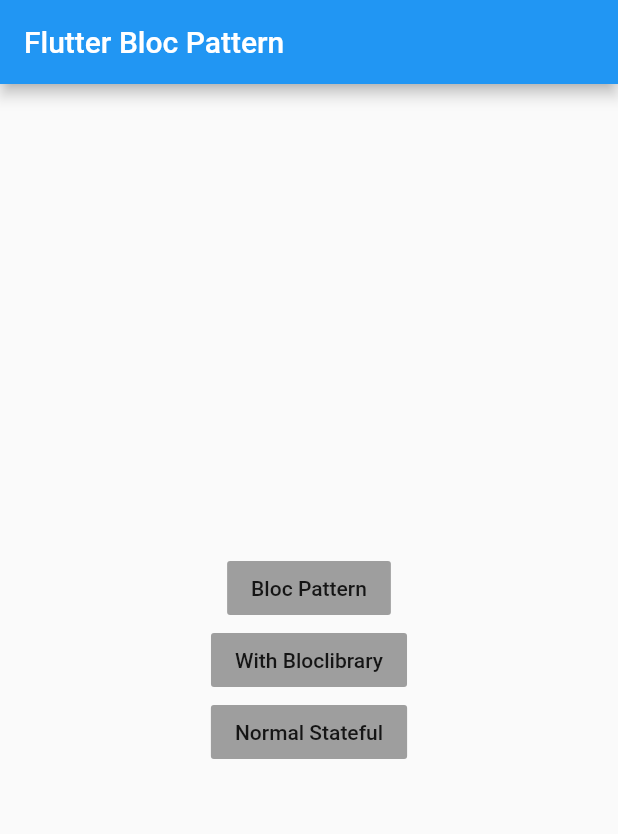
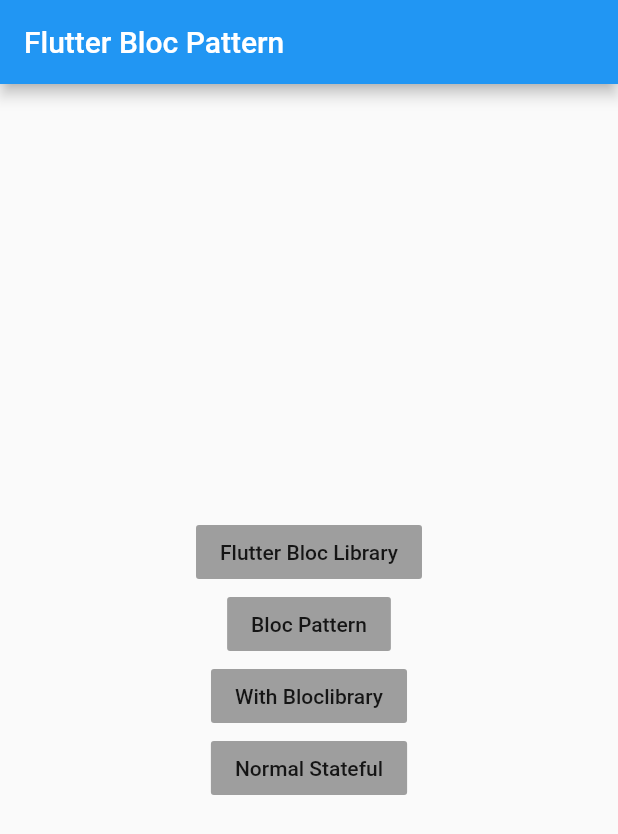
Before and after one commit to Lee-Yoonjoo/blocpattern, a Flutter app: the screen it shows after launch, on a phone screen of 412 x 824 dp. Shown: the top 834 px of the screen. Run offline on Flutter 3.47's test engine with Material 2 defaults, Android fonts, the phone set to English and light mode, and no system bars; our stand-ins replace bloc, flutter_bloc.

Commit message:
Add some different way to write with flutter bloc library.

```diff
--- /dev/null
+++ b/lib/flutter_bloc_library/counter_bloc.dart
@@ -0,0 +1,19 @@
+
+
+import 'package:bloc/bloc.dart';
+import 'package:blockpattern/flutter_bloc_library/counter_event.dart';
+
+class CounterFlutterBloc extends Bloc<CounterEvent, int> {
+  CounterFlutterBloc() : super(0){
+    on<Increment>(_onIncrement);
+    on<Decrement>(_onDecrement);
+  }
+
+  void _onIncrement(Increment event, Emitter<int> emit) {
+    emit(state + 1);
+  }
+
+  void _onDecrement(Decrement event, Emitter<int> emit) {
+    emit(state - 1);
+  }
+}
--- /dev/null
+++ b/lib/flutter_bloc_library/counter_event.dart
@@ -0,0 +1,3 @@
+abstract class CounterEvent {}
+class Increment extends CounterEvent {}
+class Decrement extends CounterEvent {}
--- a/lib/main.dart
+++ b/lib/main.dart
@@ -1,3 +1,4 @@
+import 'package:blockpattern/flutter_bloc_library/counter_bloc.dart';
 import 'package:blockpattern/stateful.dart';
 import 'package:flutter/material.dart';
 import 'package:flutter_bloc/flutter_bloc.dart';
@@ -5,9 +6,9 @@ import 'package:flutter_bloc/flutter_bloc.dart';
 import 'bloc_library/bloclibrarywidget.dart';
 import 'bloc_library/counter_observer.dart';
 import 'bloc_pattern/blocwidget.dart';
+import 'flutter_bloc_library/counter_widget.dart';
 
 void main() {
-
 /*  BlocOverrides.runZoned(
         () => runApp(const MyApp()),
     blocObserver: CounterObserver(),
@@ -16,7 +17,9 @@ void main() {
 }
 
 class MyApp extends StatelessWidget {
-  const MyApp({Key? key, }) : super(key: key);
+  const MyApp({
+    Key? key,
+  }) : super(key: key);
 
   // This widget is the root of your application.
   @override
@@ -33,8 +36,6 @@ class MyApp extends StatelessWidget {
 
 class Home extends StatefulWidget {
   Home({Key? key}) : super(key: key);
-
-
 
   @override
   State<Home> createState() => _HomePageState();
@@ -64,9 +65,23 @@ class _HomePageState extends State<Home> {
           Center(
             child: FlatButton(
               color: Colors.grey,
+              child: Text("Flutter Bloc Library"),
+              onPressed: () {
+                Navigator.push(context, MaterialPageRoute(builder: (_) {
+                  return BlocProvider<CounterFlutterBloc>(
+                    create: (context) => CounterFlutterBloc(),
+                    child: BlocFlutterLibraryWidget(),
+                  );
+                }));
+              },
+            ),
+          ),
+          Center(
+            child: FlatButton(
+              color: Colors.grey,
               child: Text("Bloc Pattern"),
-                onPressed: (){
-                  Navigator.push(context, MaterialPageRoute(builder: (_){
+              onPressed: () {
+                Navigator.push(context, MaterialPageRoute(builder: (_) {
                   return BlocWidget();
                 }));
               },
@@ -76,8 +91,8 @@ class _HomePageState extends State<Home> {
             child: FlatButton(
               color: Colors.grey,
               child: Text("With Bloclibrary"),
-              onPressed: (){
-                Navigator.push(context, MaterialPageRoute(builder: (_){
+              onPressed: () {
+                Navigator.push(context, MaterialPageRoute(builder: (_) {
                   return BlocLibraryWidget();
                 }));
               },
@@ -87,15 +102,14 @@ class _HomePageState extends State<Home> {
             child: FlatButton(
               color: Colors.grey,
               child: Text("Normal Stateful"),
-                onPressed: (){
-                  Navigator.push(context, MaterialPageRoute(builder: (_){
+              onPressed: () {
+                Navigator.push(context, MaterialPageRoute(builder: (_) {
                   return NormalStatefulWidget();
                 }));
               },
             ),
           ),
         ],
-
       ), // This trailing comma makes auto-formatting nicer for build methods.
     );
   }
--- a/pubspec.yaml
+++ b/pubspec.yaml
@@ -35,6 +35,11 @@ dependencies:
   # Use with the CupertinoIcons class for iOS style icons.
   cupertino_icons: ^1.0.2
   flutter_bloc: ^8.0.1
+  bloc: ^8.0.2
+
+#The 'bloc' package contains things you will use in your Bloc layer, like the Bloc class. This isn't necessarily flutter dependent, it is just the logic architecture of your app.
+#The 'flutter bloc' package contains elements you will use in your UI layer. It includes widgets like BlocProvider and BlocBuilder, which are widgets and thus flutter dependent.
+#flutter_bloc is dependent on/derived from the bloc package. To implement bloc in a flutter app, all you need is the flutter_bloc package as it inherits/implements all the necessary classes from the bloc package.
 
 dev_dependencies:
   flutter_test:
```
Also changed, not shown: lib/flutter_bloc_library/counter_state.dart (added, +7 -0 lines), lib/flutter_bloc_library/counter_widget.dart (added, +35 -0 lines), pubspec.lock. Lines whose indentation alone changed are shown as unchanged.
